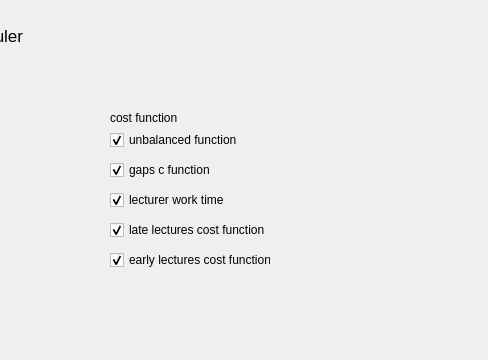
Above: gui/main_window.ui from dominik-air/timetable-scheduler before the change; both pictures show x 600 to 1088 and y 0 to 360 of the 1088 by 713 pixel window. Below: the same form after it.
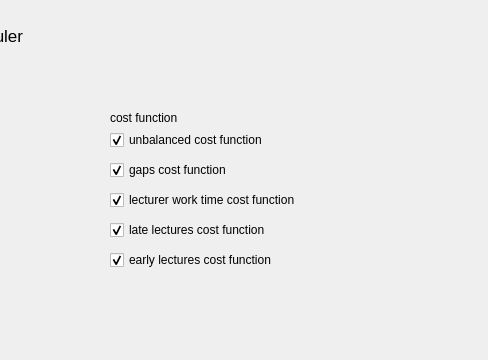
That is the form after the change.

Commit message: gui_cost_functions_typo

Patch:
```diff
--- a/gui/main_window.ui
+++ b/gui/main_window.ui
@@ -563,12 +563,12 @@
      <rect>
       <x>710</x>
       <y>130</y>
-      <width>141</width>
+      <width>231</width>
       <height>20</height>
      </rect>
     </property>
     <property name="text">
-     <string>unbalanced function</string>
+     <string>unbalanced cost function</string>
     </property>
     <property name="checked">
      <bool>true</bool>
@@ -582,12 +582,12 @@
      <rect>
       <x>710</x>
       <y>160</y>
-      <width>141</width>
+      <width>211</width>
       <height>20</height>
      </rect>
     </property>
     <property name="text">
-     <string>gaps c function</string>
+     <string>gaps cost function</string>
     </property>
     <property name="checked">
      <bool>true</bool>
@@ -598,12 +598,12 @@
      <rect>
       <x>710</x>
       <y>190</y>
-      <width>161</width>
+      <width>261</width>
       <height>20</height>
      </rect>
     </property>
     <property name="text">
-     <string>lecturer work time</string>
+     <string>lecturer work time cost function</string>
     </property>
     <property name="checked">
      <bool>true</bool>
@@ -614,7 +614,7 @@
      <rect>
       <x>710</x>
       <y>220</y>
-      <width>161</width>
+      <width>261</width>
       <height>20</height>
      </rect>
     </property>
@@ -711,7 +711,7 @@
      <rect>
       <x>710</x>
       <y>250</y>
-      <width>161</width>
+      <width>251</width>
       <height>20</height>
      </rect>
     </property>
```
The commit also changes 1 other file.
